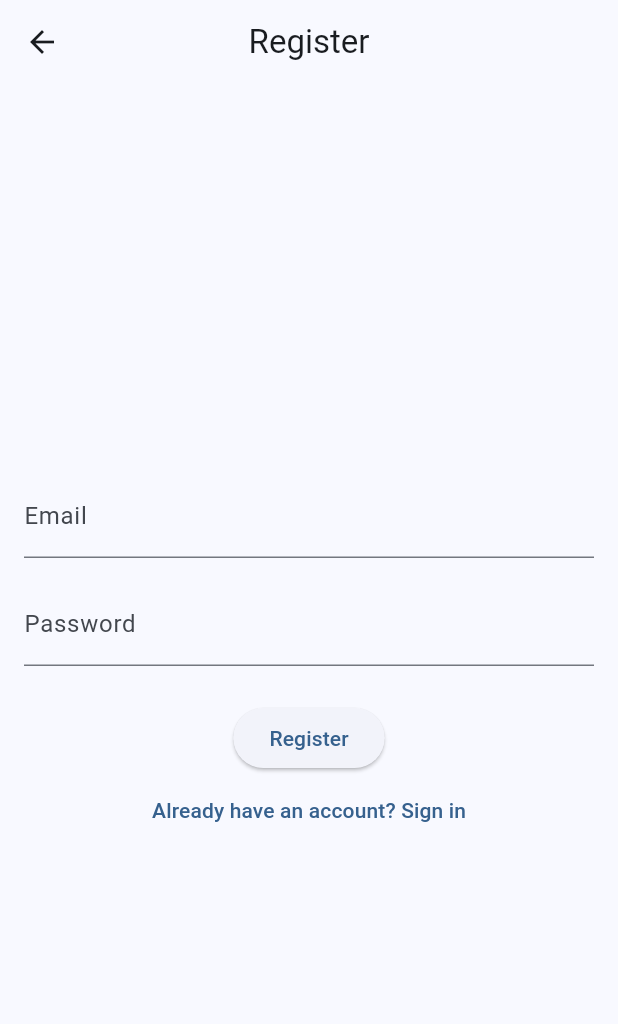
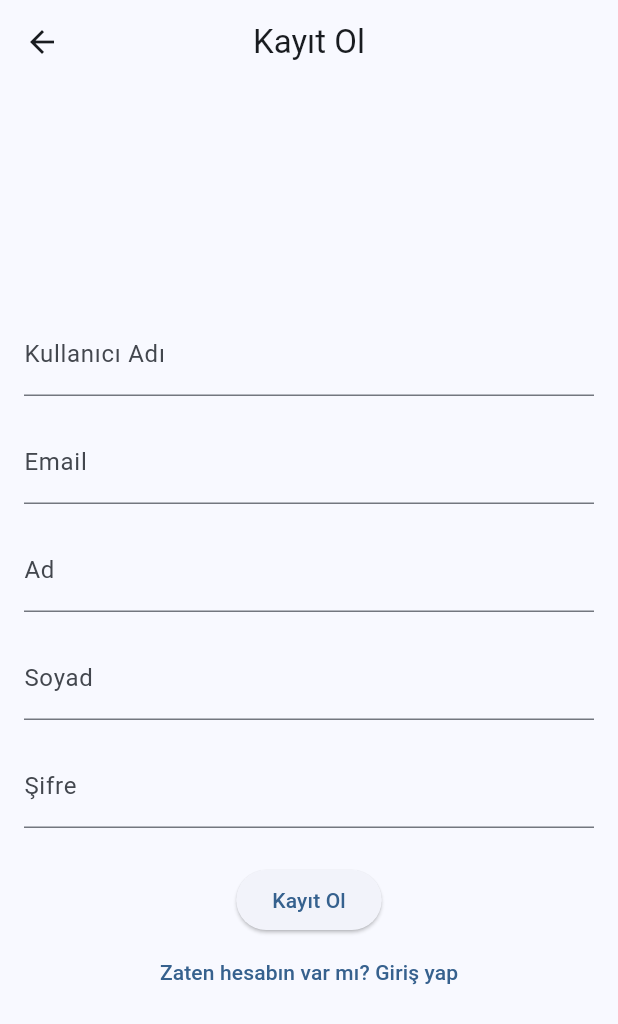
Before and after one commit to Glemsomhet/projects, a Flutter app: the RegisterView screen opened by its route, on a phone screen of 412 x 824 dp. Shown: the top 1024 px of the screen. Run offline on Flutter 3.47's test engine with Material 3 defaults, Android fonts, the phone set to English and light mode, and no system bars; our stand-ins replace drift, get, timeago, vibration; missing offline and left inert: drift_postgres, postgres; accounts and stored records are empty; generated files the repository leaves out were written again; statements that could not run were skipped.

Commit message:
Implement user authentication features with registration and login functionality. Introduce a new `AuthService` for managing authentication state, update database schema to include `is_verified` column, and refactor `AuthController` for user sign-up and sign-in processes. Enhance UI with localized text and additional input fields for user details. Update database bindings and ensure proper initialization of services.

```diff
--- a/coin_flip/lib/app/modules/auth/bindings/auth_binding.dart
+++ b/coin_flip/lib/app/modules/auth/bindings/auth_binding.dart
@@ -1,10 +1,15 @@
 import 'package:get/get.dart';
+import 'package:coin_flip/app/data/drift_database.dart';
 
 import '../controllers/auth_controller.dart';
 
 class AuthBinding extends Bindings {
   @override
   void dependencies() {
+    // AppDatabase'in kayıtlı olduğundan emin ol
+    if (!Get.isRegistered<AppDatabase>()) {
+      Get.put<AppDatabase>(AppDatabase(), permanent: true);
+    }
     Get.lazyPut<AuthController>(
       () => AuthController(),
     );
--- /dev/null
+++ b/coin_flip/lib/app/modules/auth/services/auth_service.dart
@@ -0,0 +1,9 @@
+import 'package:get/get.dart';
+
+class AuthService extends GetxService {
+  final RxBool isLoggedIn = false.obs;
+
+  Future<AuthService> init() async {
+    return this;
+  }
+}
--- a/coin_flip/lib/app/modules/auth/views/login_view.dart
+++ b/coin_flip/lib/app/modules/auth/views/login_view.dart
@@ -9,7 +9,7 @@ class LoginView extends GetView<AuthController> {
   Widget build(BuildContext context) {
     return Scaffold(
       appBar: AppBar(
-        title: const Text('Login'),
+        title: const Text('Giriş Yap'),
         centerTitle: true,
       ),
       body: Center(
@@ -19,14 +19,16 @@ class LoginView extends GetView<AuthController> {
             mainAxisAlignment: MainAxisAlignment.center,
             children: <Widget>[
               TextFormField(
-                controller: controller.emailController,
-                decoration: const InputDecoration(labelText: 'Email'),
+                controller: controller.emailOrUsernameController,
+                decoration: const InputDecoration(
+                    labelText: 'Email veya Kullanıcı Adı'),
                 keyboardType: TextInputType.emailAddress,
+                textInputAction: TextInputAction.next,
               ),
               const SizedBox(height: 16),
               TextFormField(
                 controller: controller.passwordController,
-                decoration: const InputDecoration(labelText: 'Password'),
+                decoration: const InputDecoration(labelText: 'Şifre'),
                 obscureText: true,
               ),
               const SizedBox(height: 24),
@@ -34,11 +36,11 @@ class LoginView extends GetView<AuthController> {
                   ? const CircularProgressIndicator()
                   : ElevatedButton(
                       onPressed: controller.signIn,
-                      child: const Text('Login'),
+                      child: const Text('Giriş Yap'),
                     )),
               TextButton(
                 onPressed: () => Get.toNamed(Routes.register),
-                child: const Text("Don't have an account? Sign up"),
+                child: const Text('Hesabın yok mu? Kayıt ol'),
               ),
             ],
           ),
--- a/coin_flip/lib/app/modules/auth/views/register_view.dart
+++ b/coin_flip/lib/app/modules/auth/views/register_view.dart
@@ -8,7 +8,7 @@ class RegisterView extends GetView<AuthController> {
   Widget build(BuildContext context) {
     return Scaffold(
       appBar: AppBar(
-        title: const Text('Register'),
+        title: const Text('Kayıt Ol'),
         centerTitle: true,
       ),
       body: Center(
@@ -18,14 +18,33 @@ class RegisterView extends GetView<AuthController> {
             mainAxisAlignment: MainAxisAlignment.center,
             children: <Widget>[
               TextFormField(
+                controller: controller.usernameController,
+                decoration: const InputDecoration(labelText: 'Kullanıcı Adı'),
+                textInputAction: TextInputAction.next,
+              ),
+              const SizedBox(height: 16),
+              TextFormField(
                 controller: controller.emailController,
                 decoration: const InputDecoration(labelText: 'Email'),
                 keyboardType: TextInputType.emailAddress,
+                textInputAction: TextInputAction.next,
+              ),
+              const SizedBox(height: 16),
+              TextFormField(
+                controller: controller.firstNameController,
+                decoration: const InputDecoration(labelText: 'Ad'),
+                textInputAction: TextInputAction.next,
+              ),
+              const SizedBox(height: 16),
+              TextFormField(
+                controller: controller.lastNameController,
+                decoration: const InputDecoration(labelText: 'Soyad'),
+                textInputAction: TextInputAction.next,
               ),
               const SizedBox(height: 16),
               TextFormField(
                 controller: controller.passwordController,
-                decoration: const InputDecoration(labelText: 'Password'),
+                decoration: const InputDecoration(labelText: 'Şifre'),
                 obscureText: true,
               ),
               const SizedBox(height: 24),
@@ -33,11 +52,11 @@ class RegisterView extends GetView<AuthController> {
                   ? const CircularProgressIndicator()
                   : ElevatedButton(
                       onPressed: controller.signUp,
-                      child: const Text('Register'),
+                      child: const Text('Kayıt Ol'),
                     )),
               TextButton(
                 onPressed: () => Get.back(),
-                child: const Text("Already have an account? Sign in"),
+                child: const Text('Zaten hesabın var mı? Giriş yap'),
               ),
             ],
           ),
--- a/coin_flip/pubspec.yaml
+++ b/coin_flip/pubspec.yaml
@@ -21,6 +21,7 @@ dependencies:
   # PostgreSQL için yeni bağımlılıklar
   drift_postgres:
   postgres:
+  crypto: ^3.0.6
 
 dev_dependencies:
   flutter_test:
```
Also changed, not shown: coin_flip/lib/app/data/database_binding.dart (+4 -5 lines), coin_flip/lib/app/data/drift_database.dart (+51 -4 lines), coin_flip/lib/app/modules/auth/controllers/auth_controller.dart (+83 -10 lines), coin_flip/lib/app/routes/auth_middleware.dart (+9 -4 lines), coin_flip/lib/main.dart (+6 -1 lines), coin_flip/tool/init_db.dart (added, +100 -0 lines), coin_flip/tool/inspect_columns.dart (added, +27 -0 lines), coin_flip/tool/sql_fix_users.dart (added, +24 -0 lines), coin_flip/lib/app/data/drift_database.g.dart, coin_flip/pubspec.lock.
